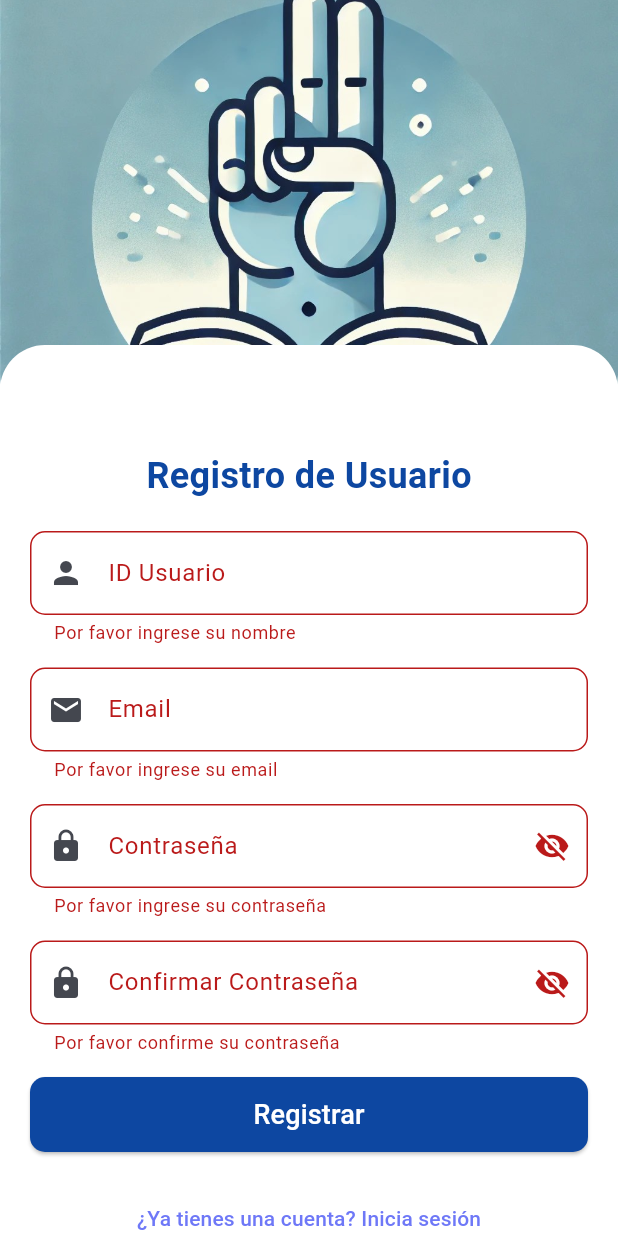
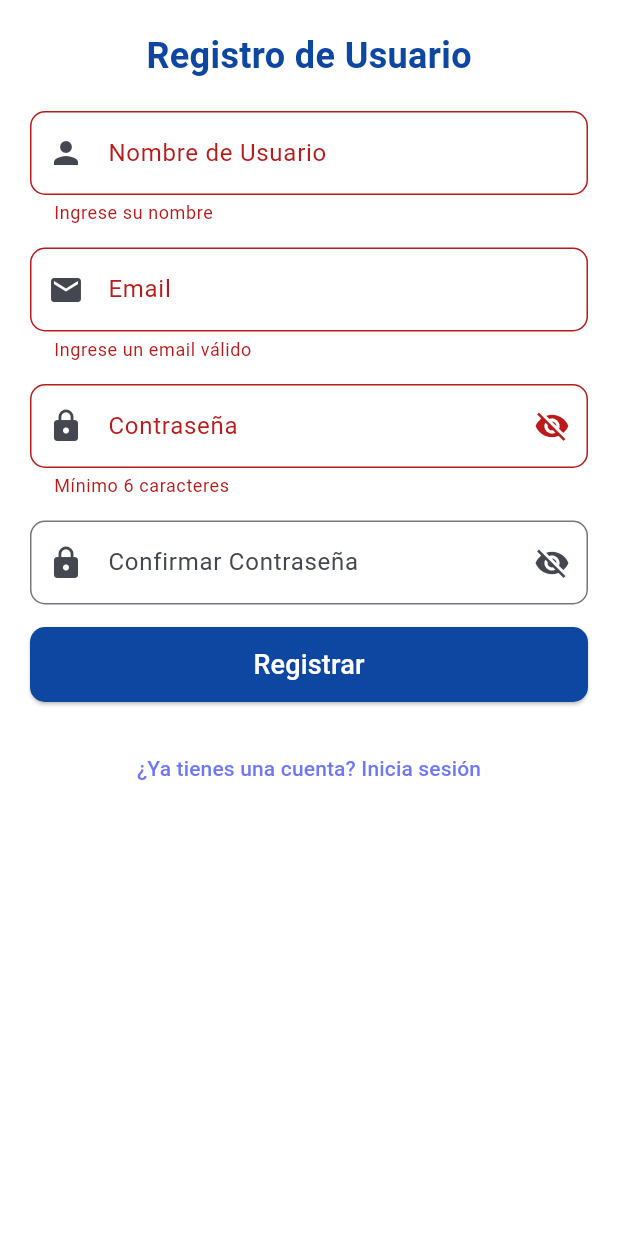
Before and after one commit to RommelOlachea/app-mqh-cbtis62, a Flutter app: the RegisterScreen screen opened by its route, after a tap on "Registrar", on a phone screen of 412 x 824 dp. Run offline on Flutter 3.47's test engine with Material 3 defaults, Android fonts, the phone set to English and light mode, and no system bars; our stand-ins replace flutter_riverpod, flutter_secure_storage, go_router, image_picker, sqflite, video_player; accounts and stored records are empty.

Commit message:
avance del registro de usuario en base de datos local

```diff
--- a/lib/controllers/descripcion.txt
+++ b/lib/controllers/descripcion.txt
@@ -0,0 +1,3 @@
+Aqui estaran los controladores (Providers en riverpod)
+Ej. user_controller.dart
+    product_controler.dart
--- /dev/null
+++ b/lib/data/database/descripcion.txt
@@ -0,0 +1 @@
+Aqui se encuentra el archivo de configuracion de la base de datos.
--- a/lib/data/models/descripcion.txt
+++ b/lib/data/models/descripcion.txt
@@ -0,0 +1 @@
+En esta carpeta estaran los modelos de datos., como usuario, niveles, progreso
--- /dev/null
+++ b/lib/data/models/models.dart
@@ -0,0 +1 @@
+export 'package:mqh_rommel/data/models/user_model.dart';
--- /dev/null
+++ b/lib/data/repositories/repositories.dart
@@ -0,0 +1 @@
+export 'package:mqh_rommel/data/repositories/auth_repository.dart';
--- a/lib/presentation/authenticate/register_screen.dart
+++ b/lib/presentation/authenticate/register_screen.dart
@@ -1,44 +1,43 @@
 import 'package:flutter/material.dart';
-import 'package:flutter_secure_storage/flutter_secure_storage.dart';
+import 'package:flutter_riverpod/flutter_riverpod.dart';
 import 'package:go_router/go_router.dart';
 
-class RegisterScreen extends StatefulWidget {
+import '../../controllers/auth_controller.dart';
+
+
+
+class RegisterScreen extends ConsumerStatefulWidget {
   @override
   _RegisterScreenState createState() => _RegisterScreenState();
 }
 
-class _RegisterScreenState extends State<RegisterScreen> {
+class _RegisterScreenState extends ConsumerState<RegisterScreen> {
   final TextEditingController nameController = TextEditingController();
   final TextEditingController emailController = TextEditingController();
   final TextEditingController passwordController = TextEditingController();
   final TextEditingController confirmPasswordController = TextEditingController();
   final GlobalKey<FormState> _formKey = GlobalKey<FormState>();
 
-  final FlutterSecureStorage _secureStorage = FlutterSecureStorage();
-
   bool passwordVisible = false;
   bool confirmPasswordVisible = false;
 
-  // Genera un token JWT de prueba
-  //todo: generar un token JWT real, y aplicar el modelo de autenticación
-  String _generateDummyJwt() {
-    return 'eyJhbGciOiJIUzI1NiIsInR5cCI6IkpXVCJ9.dGVzdF91c3Vhcmlv.bXV5U2VjcmV0S2V5';
-  }
+  Future<void> _registerUser() async {
+    if (_formKey.currentState!.validate()) {
+      final authController = ref.read(authControllerProvider.notifier);
 
-  Future<void> _saveDataLocally() async {
-    if (_formKey.currentState!.validate()) {
-      final dummyJwtToken = _generateDummyJwt();
-
-      await _secureStorage.write(key: 'jwt_token', value: dummyJwtToken);
-      await _secureStorage.write(key: 'username', value: nameController.text);
-      await _secureStorage.write(key: 'email', value: emailController.text);
-      await _secureStorage.write(key: 'password', value: passwordController.text);
+      String response = await authController.register(
+        nameController.text,
+        emailController.text,
+        passwordController.text,
+      );
 
       ScaffoldMessenger.of(context).showSnackBar(
-        const SnackBar(content: Text('Datos guardados exitosamente')),
+        SnackBar(content: Text(response)),
       );
 
-      context.go('/login');  // Redirigir después del registro
+      if (response == "Registro exitoso") {
+        context.go('/login'); // Redirigir a la pantalla de inicio de sesión
+      }
     }
   }
 
@@ -55,46 +54,6 @@ class _RegisterScreenState extends State<RegisterScreen> {
         body: SingleChildScrollView(
           child: Column(
             children: [
-              Container(
-                height: 280,
-                decoration: const BoxDecoration(
-                  borderRadius: BorderRadius.only(
-                    bottomLeft: Radius.circular(30),
-                    bottomRight: Radius.circular(30),
-                  ),
-                ),
-                child: Stack(
-                  children: [
-                    Positioned.fill(
-                      child: ClipRRect(
-                        borderRadius: const BorderRadius.only(
-                          bottomLeft: Radius.circular(30),
-                          bottomRight: Radius.circular(30),
-                        ),
-                        child: Image.asset(
-                          'assets/icon/logo_icon.jpeg',
-                          fit: BoxFit.cover,
-                        ),
-                      ),
-                    ),
-                    Positioned.fill(
-                      child: Align(
-                        alignment: Alignment.bottomCenter,
-                        child: Container(
-                          height: 50,
-                          decoration: const BoxDecoration(
-                            color: Colors.white,
-                            borderRadius: BorderRadius.only(
-                              topLeft: Radius.circular(30),
-                              topRight: Radius.circular(30),
-                            ),
-                          ),
-                        ),
-                      ),
-                    ),
-                  ],
-                ),
-              ),
               const SizedBox(height: 20),
               const Padding(
                 padding: EdgeInsets.symmetric(horizontal: 20.0),
@@ -121,18 +80,12 @@ class _RegisterScreenState extends State<RegisterScreen> {
                         controller: nameController,
                         decoration: InputDecoration(
                           prefixIcon: const Icon(Icons.person),
-                          labelText: 'ID Usuario',
-                          hintText: 'Nombre de Usuario',
+                          labelText: 'Nombre de Usuario',
                           border: OutlineInputBorder(
                             borderRadius: BorderRadius.circular(10),
                           ),
                         ),
-                        validator: (value) {
-                          if (value == null || value.isEmpty) {
-                            return 'Por favor ingrese su nombre';
-                          }
-                          return null;
-                        },
+                        validator: (value) => value!.isEmpty ? 'Ingrese su nombre' : null,
                       ),
                       const SizedBox(height: 15),
                       TextFormField(
@@ -140,19 +93,14 @@ class _RegisterScreenState extends State<RegisterScreen> {
                         decoration: InputDecoration(
                           prefixIcon: const Icon(Icons.email),
                           labelText: 'Email',
-                          hintText: 'Introduzca su email',
                           border: OutlineInputBorder(
                             borderRadius: BorderRadius.circular(10),
                           ),
                         ),
-                        validator: (value) {
-                          if (value == null || value.isEmpty) {
-                            return 'Por favor ingrese su email';
-                          } else if (!RegExp(r'^[^@]+@[^@]+\.[^@]+').hasMatch(value)) {
-                            return 'Introduzca un email válido';
-                          }
-                          return null;
-                        },
+                        validator: (value) =>
+                            value!.isEmpty || !RegExp(r'^[^@]+@[^@]+\.[^@]+').hasMatch(value)
+                                ? 'Ingrese un email válido'
+                                : null,
                       ),
                       const SizedBox(height: 15),
                       TextFormField(
@@ -161,14 +109,11 @@ class _RegisterScreenState extends State<RegisterScreen> {
                         decoration: InputDecoration(
                           prefixIcon: const Icon(Icons.lock),
                           labelText: 'Contraseña',
-                          hintText: 'Introduzca su contraseña',
                           border: OutlineInputBorder(
                             borderRadius: BorderRadius.circular(10),
                           ),
                           suffixIcon: IconButton(
-                            icon: Icon(
-                              passwordVisible ? Icons.visibility : Icons.visibility_off,
-                            ),
+                            icon: Icon(passwordVisible ? Icons.visibility : Icons.visibility_off),
                             onPressed: () {
                               setState(() {
                                 passwordVisible = !passwordVisible;
@@ -176,14 +121,7 @@ class _RegisterScreenState extends State<RegisterScreen> {
                             },
                           ),
                         ),
-                        validator: (value) {
-                          if (value == null || value.isEmpty) {
-                            return 'Por favor ingrese su contraseña';
-                          } else if (value.length < 6) {
-                            return 'La contraseña debe tener al menos 6 caracteres';
-                          }
-                          return null;
-                        },
+                        validator: (value) => value!.length < 6 ? 'Mínimo 6 caracteres' : null,
                       ),
                       const SizedBox(height: 15),
                       TextFormField(
@@ -192,14 +130,11 @@ class _RegisterScreenState extends State<RegisterScreen> {
                         decoration: InputDecoration(
                           prefixIcon: const Icon(Icons.lock),
                           labelText: 'Confirmar Contraseña',
-                          hintText: 'Confirme su contraseña',
                           border: OutlineInputBorder(
                             borderRadius: BorderRadius.circular(10),
                           ),
                           suffixIcon: IconButton(
-                            icon: Icon(
-                              confirmPasswordVisible ? Icons.visibility : Icons.visibility_off,
-                            ),
+                            icon: Icon(confirmPasswordVisible ? Icons.visibility : Icons.visibility_off),
                             onPressed: () {
                               setState(() {
                                 confirmPasswordVisible = !confirmPasswordVisible;
@@ -207,21 +142,16 @@ class _RegisterScreenState extends State<RegisterScreen> {
                             },
                           ),
                         ),
-                        validator: (value) {
-                          if (value == null || value.isEmpty) {
-                            return 'Por favor confirme su contraseña';
-                          } else if (value != passwordController.text) {
-                            return 'Las contraseñas no coinciden';
-                          }
-                          return null;
-                        },
+                        validator: (value) => value != passwordController.text
+                            ? 'Las contraseñas no coinciden'
+                            : null,
                       ),
                       const SizedBox(height: 15),
                       SizedBox(
                         width: double.infinity,
                         height: 50,
                         child: ElevatedButton(
-                          onPressed: _saveDataLocally,
+                          onPressed: _registerUser,
                           style: ElevatedButton.styleFrom(
                             backgroundColor: const Color(0xFF0D47A1),
                             shape: RoundedRectangleBorder(
--- /dev/null
+++ b/lib/providers/auth_providers.dart
@@ -0,0 +1,4 @@
+import 'package:flutter_riverpod/flutter_riverpod.dart';
+import '../data/repositories/repositories.dart';
+
+final authRepositoryProvider = Provider((ref) => AuthRepository());
--- /dev/null
+++ b/lib/utils/utils.dart
@@ -0,0 +1 @@
+export 'package:mqh_rommel/utils/secure_storage.dart';
--- a/pubspec.yaml
+++ b/pubspec.yaml
@@ -28,13 +28,17 @@ environment:
 # the latest version available on pub.dev. To see which dependencies have newer
 # versions available, run `flutter pub outdated`.
 dependencies:
+  crypto: ^3.0.6
   cupertino_icons: ^1.0.8
   flutter:
     sdk: flutter
+  flutter_riverpod: ^2.6.1
   flutter_secure_storage: ^9.2.4
   go_router: ^14.6.1
   image_picker: ^1.1.2
   path_provider: ^2.1.5
+  sqflite: ^2.4.2
+  uuid: ^4.5.1
   video_player: ^2.9.2
 
 dev_dependencies:
```
Also changed, not shown: lib/controllers/auth_controller.dart (added, +80 -0 lines), lib/data/database/database_helper.dart (added, +43 -0 lines), lib/data/models/user_model.dart (added, +37 -0 lines), lib/data/repositories/auth_repository.dart (added, +50 -0 lines), lib/utils/secure_storage.dart (added, +17 -0 lines), pubspec.lock, 4 other files.
